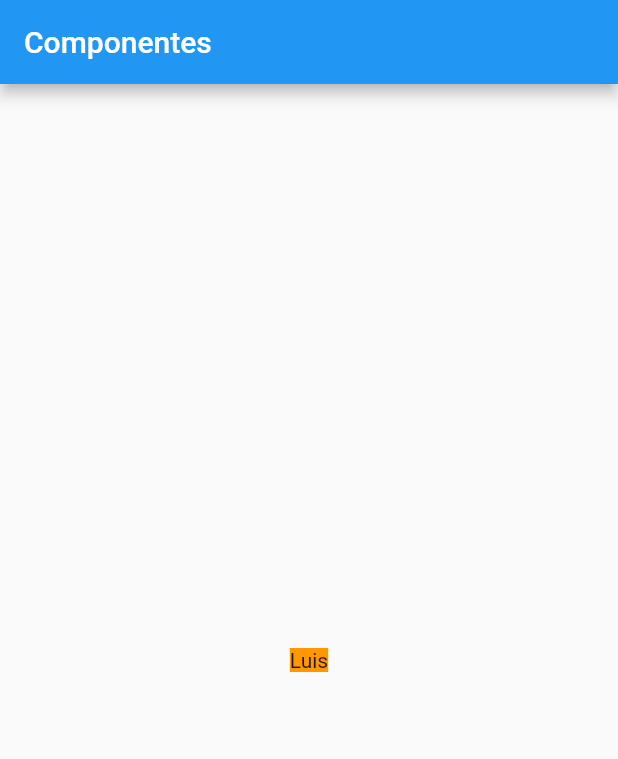
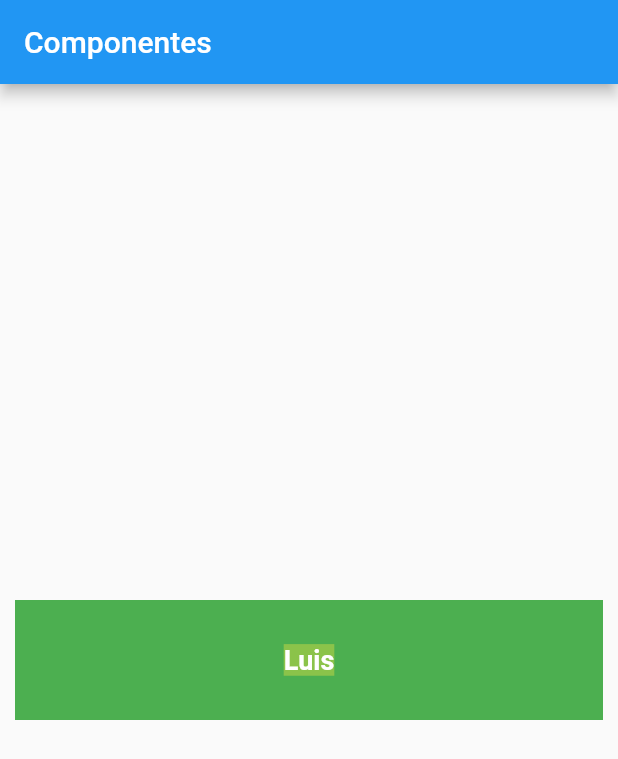
Before and after one commit to armandosalazar/components, a Flutter app: the screen it shows after launch, on a phone screen of 412 x 824 dp. Shown: the top 759 px of the screen. Run offline on Flutter 3.47's test engine with Material 2 defaults, Android fonts, the phone set to English and light mode, and no system bars.

Commit message:
Add container 100% width

```diff
--- a/lib/src/pages/home_temp.dart
+++ b/lib/src/pages/home_temp.dart
@@ -7,8 +7,18 @@ class HomePageTemp extends StatelessWidget {
   Widget build(BuildContext context) {
     return Center(
       child: Container(
-        color: Colors.orange,
-        child: const Text('Luis'),
+        color: Colors.green,
+        padding: const EdgeInsets.all(20.0),
+        margin: const EdgeInsets.all(10.0),
+        height: 80,
+        width: MediaQuery.of(context).size.width,
+        alignment: Alignment.center,
+        child: const Text('Luis', style: TextStyle(
+          backgroundColor: Colors.lightGreen,
+          color: Colors.white,
+          fontSize: 18,
+          fontWeight: FontWeight.bold,
+        ),),
       ),
     );
   }
```
